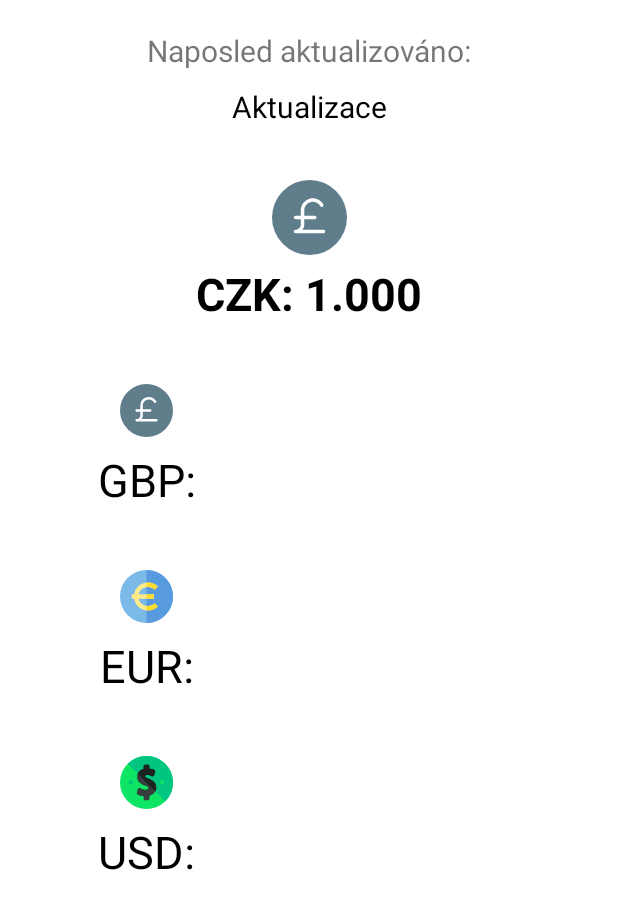
After one commit to Iniesta-sys/AK7MT_Project, an Android app: the layout activity_main_currency_eur.xml on its own in the app's theme, with its tools: preview values and no code run, on a phone screen of 412 x 824 dp. The commit adds this screen. Shown: the top 909 px of the screen. Run offline under Robolectric (Android 15) with nearby library versions, the phone set to English and light mode, and no system bars; network calls fail.

Commit message:
Další měny

```diff
--- /dev/null
+++ b/app/src/main/res/layout/activity_main_currency_eur.xml
@@ -0,0 +1,127 @@
+<?xml version="1.0" encoding="utf-8"?>
+<androidx.constraintlayout.widget.ConstraintLayout xmlns:android="http://schemas.android.com/apk/res/android"
+    xmlns:app="http://schemas.android.com/apk/res-auto"
+    xmlns:tools="http://schemas.android.com/tools"
+    android:layout_width="match_parent"
+    android:layout_height="match_parent"
+    tools:context=".MainActivityCurrencyEUR">
+
+    <TextView
+        android:id="@+id/aktual"
+        android:layout_width="wrap_content"
+        android:layout_height="wrap_content"
+        android:layout_marginTop="20dp"
+        android:text="Naposled aktualizováno:"
+        android:textSize="20dp"
+        app:layout_constraintBottom_toTopOf="@+id/lastUpdate"
+        app:layout_constraintEnd_toEndOf="parent"
+        app:layout_constraintStart_toStartOf="parent"
+        app:layout_constraintTop_toTopOf="parent" />
+
+    <TextView
+        android:id="@+id/lastUpdate"
+        android:layout_width="wrap_content"
+        android:layout_height="wrap_content"
+        android:layout_marginTop="10dp"
+        android:text="Aktualizace"
+        android:textColor="@color/black"
+        android:textSize="20dp"
+        app:layout_constraintEnd_toEndOf="parent"
+        app:layout_constraintStart_toStartOf="parent"
+        app:layout_constraintTop_toBottomOf="@id/aktual" />
+
+
+    <ImageView
+        android:id="@+id/czicon"
+        android:layout_width="50dp"
+        android:layout_height="50dp"
+        android:layout_marginTop="35dp"
+        app:layout_constraintEnd_toEndOf="parent"
+        app:layout_constraintStart_toStartOf="parent"
+        app:layout_constraintTop_toBottomOf="@id/lastUpdate"
+        app:srcCompat="@drawable/pound_svgrepo_com" />
+
+    <TextView
+        android:id="@+id/baseCurrency"
+        android:layout_width="wrap_content"
+        android:layout_height="wrap_content"
+        android:layout_marginTop="5dp"
+        android:text="@string/base_currency"
+        android:textColor="@color/black"
+        android:textSize="30dp"
+        android:textStyle="bold"
+        app:layout_constraintEnd_toEndOf="parent"
+        app:layout_constraintStart_toStartOf="parent"
+        app:layout_constraintTop_toBottomOf="@id/czicon" />
+
+
+    <ImageView
+        android:id="@+id/gbpicon"
+        android:layout_width="35dp"
+        android:layout_height="35dp"
+        android:layout_marginStart="80dp"
+        android:layout_marginTop="40dp"
+        app:layout_constraintStart_toStartOf="parent"
+        app:layout_constraintTop_toBottomOf="@id/baseCurrency"
+        app:srcCompat="@drawable/pound_svgrepo_com" />
+
+    <TextView
+        android:id="@+id/gbp"
+        android:layout_width="wrap_content"
+        android:layout_height="wrap_content"
+        android:layout_marginTop="8dp"
+        android:text="@string/gbp"
+        android:textColor="@color/black"
+        android:textSize="30dp"
+        app:layout_constraintEnd_toEndOf="@+id/gbpicon"
+        app:layout_constraintStart_toStartOf="@+id/gbpicon"
+        app:layout_constraintTop_toBottomOf="@id/gbpicon" />
+
+    <ImageView
+        android:id="@+id/euricon"
+        android:layout_width="35dp"
+        android:layout_height="35dp"
+        android:layout_marginStart="80dp"
+        android:layout_marginTop="40dp"
+        app:layout_constraintStart_toStartOf="parent"
+        app:layout_constraintTop_toBottomOf="@id/gbp"
+        app:srcCompat="@drawable/euro_svgrepo_com" />
+
+    <TextView
+        android:id="@+id/eur"
+        android:layout_width="wrap_content"
+        android:layout_height="wrap_content"
+        android:text="@string/eur"
+        android:textColor="@color/black"
+        android:textSize="30dp"
+        android:layout_marginTop="8dp"
+        app:layout_constraintEnd_toEndOf="@+id/euricon"
+        app:layout_constraintStart_toStartOf="@+id/euricon"
+        app:layout_constraintTop_toBottomOf="@id/euricon"/>
+
+    <ImageView
+        android:id="@+id/usdicon"
+        android:layout_width="35dp"
+        android:layout_height="35dp"
+        android:layout_marginStart="80dp"
+        android:layout_marginTop="40dp"
+        app:layout_constraintStart_toStartOf="parent"
+        app:layout_constraintTop_toBottomOf="@id/eur"
+
+
+        app:srcCompat="@drawable/dollar_symbol_svgrepo_com" />
+
+    <TextView
+        android:id="@+id/usd"
+        android:layout_width="wrap_content"
+        android:layout_height="wrap_content"
+        android:layout_marginTop="8dp"
+        android:text="@string/usd"
+        android:textColor="@color/black"
+        android:textSize="30dp"
+        app:layout_constraintEnd_toEndOf="@+id/usdicon"
+        app:layout_constraintStart_toStartOf="@+id/usdicon"
+        app:layout_constraintTop_toBottomOf="@+id/usdicon" />
+
+
+</androidx.constraintlayout.widget.ConstraintLayout>
```
Also changed, not shown: app/src/main/AndroidManifest.xml (+28 -0 lines), app/src/main/java/cz/utb/fai/project_ak7mt_v2/MainActivity.kt (+26 -5 lines), app/src/main/java/cz/utb/fai/project_ak7mt_v2/MainCurrecnyGBP.kt (added, +11 -0 lines), app/src/main/java/cz/utb/fai/project_ak7mt_v2/MainCurrencyEUR.kt (added, +63 -0 lines), app/src/main/java/cz/utb/fai/project_ak7mt_v2/MainCurrencyUSD.kt (added, +11 -0 lines), app/src/main/res/layout/activity_main_currecny_gbp.xml (added, +9 -0 lines), app/src/main/res/layout/activity_main_currency_usd.xml (added, +9 -0 lines).
